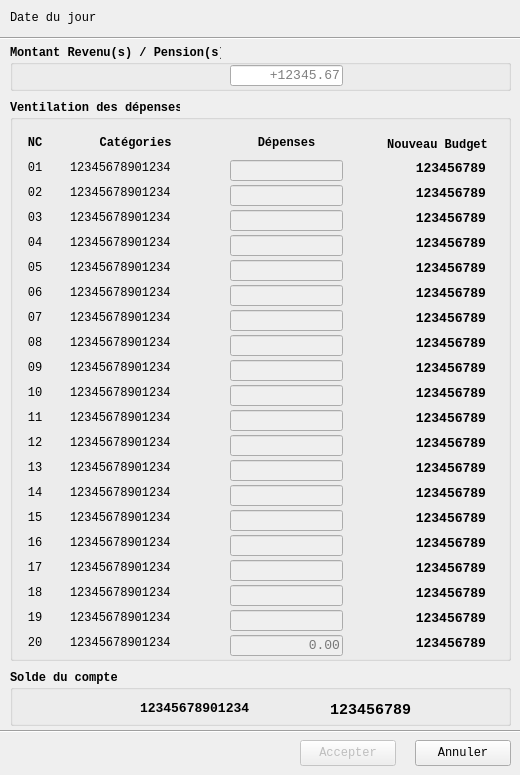
Above: previsionbudgetdlg.ui from jeannoeldot/jndqcbgrd-qt5 before the change. Below: the same form after it.
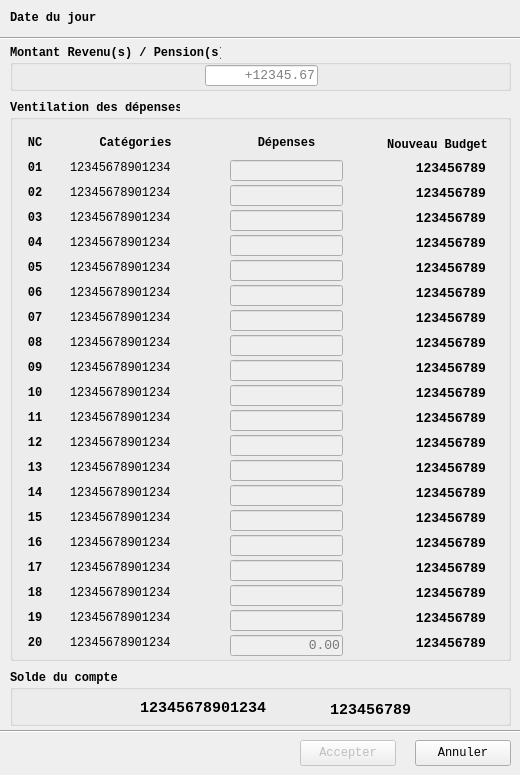
That is the form after the change.

Commit message: "Police = Linux Libertine"

What changed in the file:
```diff
--- a/previsionbudgetdlg.ui
+++ b/previsionbudgetdlg.ui
@@ -41,7 +41,9 @@
    </property>
    <property name="font">
     <font>
-     <family>Sans Serif</family>
+     <family>Linux Libertine Mono</family>
+     <weight>75</weight>
+     <bold>true</bold>
     </font>
    </property>
    <property name="text">
@@ -72,7 +74,7 @@
    </property>
    <property name="font">
     <font>
-     <family>Sans Serif</family>
+     <family>Linux Libertine Mono</family>
      <weight>75</weight>
      <bold>true</bold>
     </font>
@@ -83,7 +85,7 @@
    <widget class="QLineEdit" name="lineEditRevenu">
     <property name="geometry">
      <rect>
-      <x>220</x>
+      <x>195</x>
       <y>20</y>
       <width>113</width>
       <height>21</height>
@@ -119,7 +121,7 @@
    </property>
    <property name="font">
     <font>
-     <family>Sans Serif</family>
+     <family>Linux Libertine Mono</family>
      <weight>75</weight>
      <bold>true</bold>
     </font>
@@ -1605,8 +1607,9 @@
     </property>
     <property name="font">
      <font>
-      <weight>50</weight>
-      <bold>false</bold>
+      <family>Linux Libertine Mono</family>
+      <weight>75</weight>
+      <bold>true</bold>
      </font>
     </property>
     <property name="text">
@@ -1627,8 +1630,9 @@
     </property>
     <property name="font">
      <font>
-      <weight>50</weight>
-      <bold>false</bold>
+      <family>Linux Libertine Mono</family>
+      <weight>75</weight>
+      <bold>true</bold>
      </font>
     </property>
     <property name="text">
@@ -1649,8 +1653,9 @@
     </property>
     <property name="font">
      <font>
-      <weight>50</weight>
-      <bold>false</bold>
+      <family>Linux Libertine Mono</family>
+      <weight>75</weight>
+      <bold>true</bold>
      </font>
     </property>
     <property name="text">
@@ -1671,8 +1676,9 @@
     </property>
     <property name="font">
      <font>
-      <weight>50</weight>
-      <bold>false</bold>
+      <family>Linux Libertine Mono</family>
+      <weight>75</weight>
+      <bold>true</bold>
      </font>
     </property>
     <property name="text">
@@ -1693,8 +1699,9 @@
     </property>
     <property name="font">
      <font>
-      <weight>50</weight>
-      <bold>false</bold>
+      <family>Linux Libertine Mono</family>
+      <weight>75</weight>
+      <bold>true</bold>
      </font>
     </property>
     <property name="text">
@@ -1715,8 +1722,9 @@
     </property>
     <property name="font">
      <font>
-      <weight>50</weight>
-      <bold>false</bold>
+      <family>Linux Libertine Mono</family>
+      <weight>75</weight>
+      <bold>true</bold>
      </font>
     </property>
     <property name="text">
@@ -1737,8 +1745,9 @@
     </property>
     <property name="font">
      <font>
-      <weight>50</weight>
-      <bold>false</bold>
+      <family>Linux Libertine Mono</family>
+      <weight>75</weight>
+      <bold>true</bold>
      </font>
     </property>
     <property name="text">
@@ -1759,8 +1768,9 @@
     </property>
     <property name="font">
      <font>
-      <weight>50</weight>
-      <bold>false</bold>
+      <family>Linux Libertine Mono</family>
+      <weight>75</weight>
+      <bold>true</bold>
      </font>
     </property>
     <property name="text">
@@ -1781,8 +1791,9 @@
     </property>
     <property name="font">
      <font>
-      <weight>50</weight>
-      <bold>false</bold>
+      <family>Linux Libertine Mono</family>
+      <weight>75</weight>
+      <bold>true</bold>
      </font>
     </property>
     <property name="text">
@@ -1803,8 +1814,9 @@
     </property>
     <property name="font">
      <font>
-      <weight>50</weight>
-      <bold>false</bold>
+      <family>Linux Libertine Mono</family>
+      <weight>75</weight>
+      <bold>true</bold>
      </font>
     </property>
     <property name="text">
@@ -1825,8 +1837,9 @@
     </property>
     <property name="font">
      <font>
-      <weight>50</weight>
-      <bold>false</bold>
+      <family>Linux Libertine Mono</family>
+      <weight>75</weight>
+      <bold>true</bold>
      </font>
     </property>
     <property name="text">
@@ -1847,8 +1860,9 @@
     </property>
     <property name="font">
      <font>
-      <weight>50</weight>
-      <bold>false</bold>
+      <family>Linux Libertine Mono</family>
+      <weight>75</weight>
+      <bold>true</bold>
      </font>
     </property>
     <property name="text">
@@ -1869,8 +1883,9 @@
     </property>
     <property name="font">
      <font>
-      <weight>50</weight>
-      <bold>false</bold>
+      <family>Linux Libertine Mono</family>
+      <weight>75</weight>
+      <bold>true</bold>
      </font>
     </property>
     <property name="text">
@@ -1891,8 +1906,9 @@
     </property>
     <property name="font">
      <font>
-      <weight>50</weight>
-      <bold>false</bold>
+      <family>Linux Libertine Mono</family>
+      <weight>75</weight>
+      <bold>true</bold>
      </font>
     </property>
     <property name="text">
@@ -1913,8 +1929,9 @@
     </property>
     <property name="font">
      <font>
-      <weight>50</weight>
-      <bold>false</bold>
+      <family>Linux Libertine Mono</family>
+      <weight>75</weight>
+      <bold>true</bold>
      </font>
     </property>
     <property name="text">
@@ -1935,8 +1952,9 @@
     </property>
     <property name="font">
      <font>
-      <weight>50</weight>
-      <bold>false</bold>
+      <family>Linux Libertine Mono</family>
+      <weight>75</weight>
+      <bold>true</bold>
      </font>
     </property>
     <property name="text">
@@ -1957,8 +1975,9 @@
     </property>
     <property name="font">
      <font>
-      <weight>50</weight>
-      <bold>false</bold>
+      <family>Linux Libertine Mono</family>
+      <weight>75</weight>
+      <bold>true</bold>
      </font>
     </property>
     <property name="text">
@@ -1979,8 +1998,9 @@
     </property>
     <property name="font">
      <font>
-      <weight>50</weight>
-      <bold>false</bold>
+      <family>Linux Libertine Mono</family>
+      <weight>75</weight>
+      <bold>true</bold>
      </font>
     </property>
     <property name="text">
@@ -2001,8 +2021,9 @@
     </property>
     <property name="font">
      <font>
-      <weight>50</weight>
-      <bold>false</bold>
+      <family>Linux Libertine Mono</family>
+      <weight>75</weight>
+      <bold>true</bold>
      </font>
     </property>
     <property name="text">
@@ -2023,8 +2044,9 @@
     </property>
     <property name="font">
      <font>
-      <weight>50</weight>
-      <bold>false</bold>
+      <family>Linux Libertine Mono</family>
+      <weight>75</weight>
+      <bold>true</bold>
      </font>
     </property>
     <property name="text">
@@ -2046,7 +2068,7 @@
    </property>
    <property name="font">
     <font>
-     <family>Sans Serif</family>
+     <family>Linux Libertine Mono</family>
      <weight>75</weight>
      <bold>true</bold>
     </font>
@@ -2059,13 +2081,14 @@
      <rect>
       <x>130</x>
       <y>30</y>
-      <width>126</width>
+      <width>141</width>
       <height>16</height>
      </rect>
     </property>
     <property name="font">
      <font>
-      <pointsize>10</pointsize>
+      <family>Linux Libertine Mono</family>
+      <pointsize>11</pointsize>
       <weight>75</weight>
       <bold>true</bold>
      </font>
```
Left out of the diff: 24 changed lines with no effect on the pictures. The commit also changes 7 other files.
